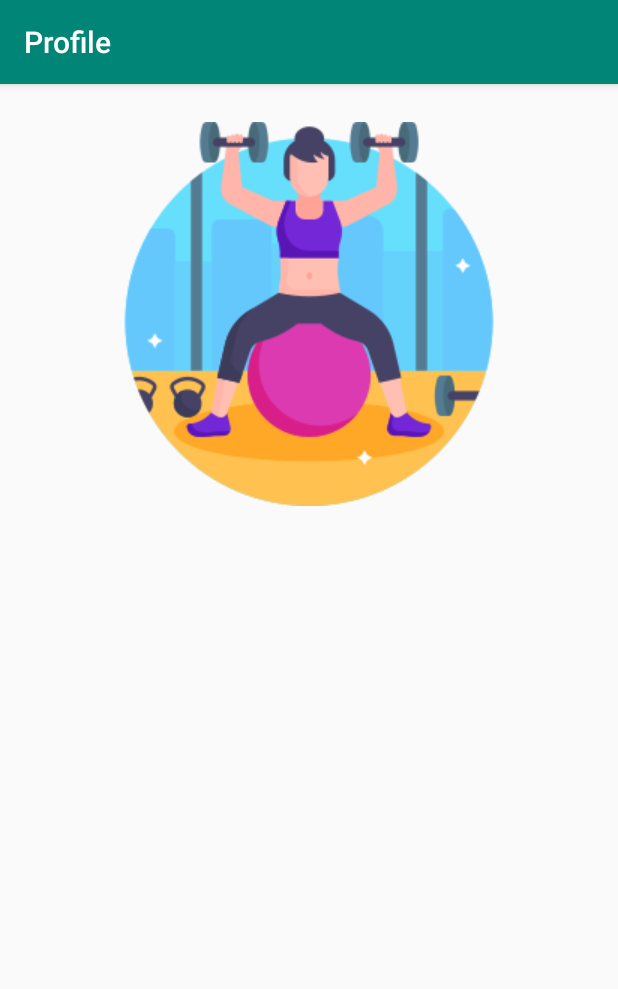
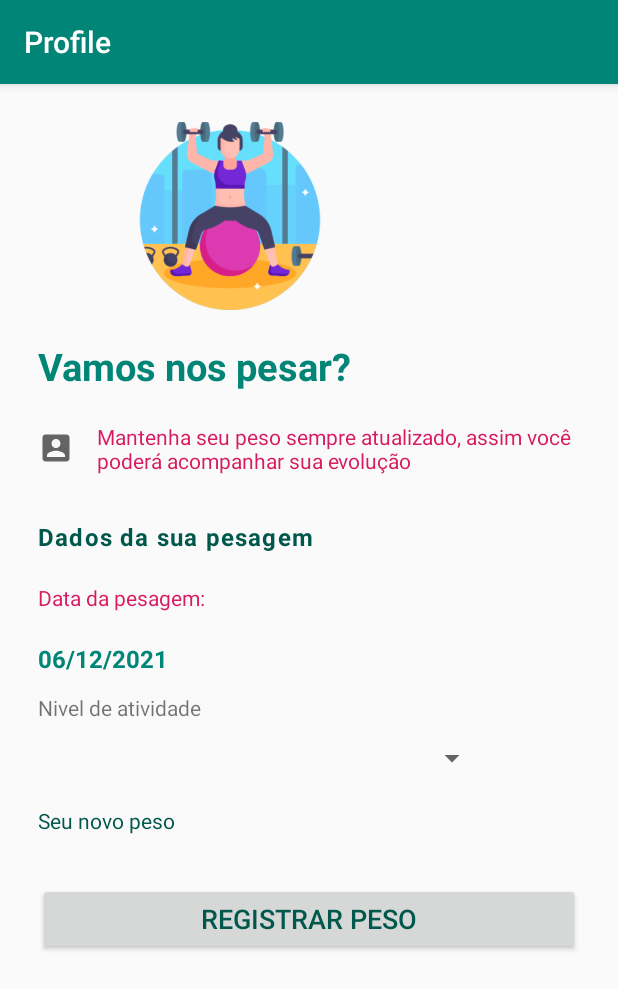
Before and after one commit to cauaMascena/Projeto-IMC-android, an Android app: the PesagemActivity screen opened directly, with no data from a screen before it, on a phone screen of 412 x 824 dp. Shown: the top 989 px of the screen. Run offline under Robolectric (Android 15) with nearby library versions, the phone set to English and light mode, and no system bars; 1 statement that could not run was skipped.

Commit message:
commit 06/12/2021- projeto incompleto e apresentando falhas

```diff
--- a/app/src/main/AndroidManifest.xml
+++ b/app/src/main/AndroidManifest.xml
@@ -9,9 +9,11 @@
         android:roundIcon="@mipmap/ic_launcher_round"
         android:supportsRtl="true"
         android:theme="@style/AppTheme">
-        <activity android:name=".ui.PesagemActivity"></activity>
+        <activity android:name=".ui.HistoricoActivity"></activity>
+        <activity android:name=".ui.TesteActivity" />
+        <activity android:name=".ui.PesagemActivity" />
         <activity android:name=".ui.DashView_Activity" />
-        <activity android:name=".ui.NovoUsuario"></activity>
+        <activity android:name=".ui.NovoUsuario" />
         <activity android:name=".ui.LoginActivity">
             <intent-filter>
                 <action android:name="android.intent.action.MAIN" />
--- /dev/null
+++ b/app/src/main/java/com/example/projetoimc/model/Pesagem.kt
@@ -0,0 +1,5 @@
+package com.example.projetoimc.model
+
+class Pesagem (
+    var dataPesagem: String,
+    var peso: Int)
--- a/app/src/main/java/com/example/projetoimc/model/Usuario.kt
+++ b/app/src/main/java/com/example/projetoimc/model/Usuario.kt
@@ -9,7 +9,9 @@ data class Usuario(
     var senha: String,
     var peso: Int,
     var altura: Float,
+    var pesagem: Pesagem,
     var dataNascimento: LocalDate,
+    var dataPesagem: Pesagem,
     var profissao: String,
     var sexo: Char
 
--- a/app/src/main/java/com/example/projetoimc/ui/PesagemActivity.kt
+++ b/app/src/main/java/com/example/projetoimc/ui/PesagemActivity.kt
@@ -2,11 +2,44 @@ package com.example.projetoimc.ui
 
 import androidx.appcompat.app.AppCompatActivity
 import android.os.Bundle
+import android.widget.*
 import com.example.projetoimc.R
+import com.example.projetoimc.utils.getDataAtualBrasil
+import java.time.LocalDate
 
 class PesagemActivity : AppCompatActivity() {
+
+    lateinit var tvDataPesagem: TextView
+    lateinit var etNovoPeso: EditText
+    lateinit var spinnerNivel: Spinner
+    lateinit var btnRegistrarPeso: Button
+
     override fun onCreate(savedInstanceState: Bundle?) {
         super.onCreate(savedInstanceState)
         setContentView(R.layout.activity_pesagem)
+
+        tvDataPesagem = findViewById(R.id.tv_datapesagem)
+        spinnerNivel = findViewById(R.id.spinner2)
+        etNovoPeso = findViewById(R.id.et_peso)
+        btnRegistrarPeso = findViewById(R.id.btn_registrarpeso)
+
+        tvDataPesagem.text = getDataAtualBrasil()
+
+        btnRegistrarPeso.setOnClickListener {
+            val arquivo = getSharedPreferences("usuario", MODE_PRIVATE)
+
+            val pesagem = arquivo.getString("pesagem","")
+            val dataPesagem = arquivo.getString("data_pesagem","")
+            val nivel = arquivo.getString("nivel","")
+
+            val editor = arquivo.edit()
+            editor.putString("pesagem", "$pesagem;${etNovoPeso.text.toString()}")
+            editor.putString("data_pesagem", "$dataPesagem;${LocalDate.now().toString()}")
+            editor.putString("nivel", "$nivel;${spinnerNivel.selectedItemPosition.toString()}")
+            editor.apply()
+
+            Toast.makeText(this, "Peso registrado com sucesso", Toast.LENGTH_SHORT).show()
+            finish()
+        }
     }
 }
--- a/app/src/main/java/com/example/projetoimc/utils/Datas.kt
+++ b/app/src/main/java/com/example/projetoimc/utils/Datas.kt
@@ -37,3 +37,22 @@ fun calcularIdade(dataNascimento: String): Int {
 
     return idade
 }
+
+fun getDataAtualBrasil(): String {
+
+    val hoje = LocalDate.now()
+
+    val formatter = DateTimeFormatter.ofPattern("dd/MM/yyyy")
+
+    val dataBrasil = hoje.format(formatter)
+
+//    val formatter = DateTimeFormatter.ofPattern("dd/MM/yyyy")
+//
+//    val dt1 = LocalDate.parse("15/03/1990", formatter)
+
+    return dataBrasil
+}
+
+fun converterLocalDateEmDataBrasil() {
+
+}
--- a/app/src/main/res/layout/activity_dash_view_.xml
+++ b/app/src/main/res/layout/activity_dash_view_.xml
@@ -226,6 +226,7 @@
                         android:orientation="vertical">
 
                         <TextView
+                            android:id="@+id/card_pesar_agora"
                             android:layout_width="wrap_content"
                             android:layout_height="wrap_content"
                             android:text="Pesar Agora"
@@ -272,6 +273,7 @@
                         android:orientation="vertical">
 
                         <TextView
+                            android:id="@+id/card_historico"
                             android:layout_width="wrap_content"
                             android:layout_height="wrap_content"
                             android:text="Ver histórico"
--- a/app/src/main/res/layout/activity_pesagem.xml
+++ b/app/src/main/res/layout/activity_pesagem.xml
@@ -1,24 +1,110 @@
 <?xml version="1.0" encoding="utf-8"?>
-<RelativeLayout
+<LinearLayout
     xmlns:android="http://schemas.android.com/apk/res/android"
     xmlns:app="http://schemas.android.com/apk/res-auto"
     xmlns:tools="http://schemas.android.com/tools"
     android:layout_width="match_parent"
     android:layout_height="match_parent"
-    tools:context=".ui.PesagemActivity">
+    tools:context=".ui.PesagemActivity"
+    android:orientation="vertical"
+    android:padding="25dp">
 
-    <LinearLayout
+    <ImageView
+        android:layout_width="wrap_content"
+        android:layout_height="125dp"
+        android:src="@drawable/imgexercicio"/>
+
+    <TextView
         android:layout_width="match_parent"
         android:layout_height="wrap_content"
-        android:layout_marginTop="25dp"
-        android:layout_marginStart="25dp"
-        android:layout_marginEnd="25dp">
+        android:layout_marginTop="20dp"
+        android:text="Vamos nos pesar?"
+        android:textStyle="bold"
+        android:textColor="@color/colorPrimary"
+        android:textSize="25sp"/>
 
-        <ImageView
-            android:layout_width="match_parent"
-            android:layout_height="match_parent"
-            android:src="@drawable/imgExercicio"
-            />
-    </LinearLayout>
+    <TextView
+        android:layout_width="match_parent"
+        android:layout_height="wrap_content"
+        android:layout_marginTop="20dp"
+        android:text="Mantenha seu peso sempre atualizado, assim você poderá acompanhar sua evolução"
+        android:drawableStart="@drawable/pesssoa"
+        android:drawablePadding="15dp"
+        android:textColor="@color/colorAccent" />
 
-</RelativeLayout>
+    <TextView
+        android:layout_width="match_parent"
+        android:layout_height="wrap_content"
+        android:text="Dados da sua pesagem"
+        android:textStyle="bold"
+        android:textColor="@color/colorPrimaryDark"
+        android:letterSpacing="0.05"
+        android:textSize="16sp"
+        android:layout_marginTop="30dp"/>
+
+    <TextView
+        android:layout_width="match_parent"
+        android:layout_height="wrap_content"
+        android:text="Data da pesagem:"
+        android:textColor="@color/colorAccent"
+        android:layout_marginTop="20dp"
+        />
+
+    <TextView
+        android:id="@+id/tv_datapesagem"
+        android:layout_width="match_parent"
+        android:layout_height="wrap_content"
+        android:textStyle="bold"
+        android:textColor="@color/colorPrimary"
+        android:textSize="16sp"
+        android:text=""
+        android:layout_marginTop="20dp"/>
+
+    <TextView
+        android:id="@+id/textView8"
+        android:layout_width="wrap_content"
+        android:layout_height="wrap_content"
+        android:layout_marginTop="12dp"
+        android:text="Nivel de atividade"
+        app:layout_constraintStart_toStartOf="@+id/tv_datapesagem"
+        app:layout_constraintTop_toBottomOf="@+id/tv_datapesagem" />
+
+    <Spinner
+        android:id="@+id/spinner2"
+        android:layout_width="300dp"
+        android:layout_height="wrap_content"
+        android:layout_marginTop="12dp"
+        android:layout_marginEnd="92dp"
+        android:entries="@array/niveis"
+        app:layout_constraintEnd_toEndOf="parent"
+        app:layout_constraintHorizontal_bias="0.0"
+        app:layout_constraintStart_toStartOf="@+id/textView8"
+        app:layout_constraintTop_toBottomOf="@+id/textView8" />
+
+    <TextView
+        android:layout_width="match_parent"
+        android:layout_height="wrap_content"
+        android:text="Seu novo peso"
+        android:textColor="@color/colorPrimaryDark"
+        android:layout_marginTop="20dp"/>
+
+    <TextView
+        android:id="@+id/et_peso"
+        android:layout_width="match_parent"
+        android:layout_height="wrap_content"
+        android:text=""
+        android:textColor="@color/corDasOndas"
+        android:textStyle="bold"
+        android:textSize="16sp"
+        android:layout_marginTop="10dp"/>
+
+    <Button
+        android:id="@+id/btn_registrarpeso"
+        android:layout_width="match_parent"
+        android:layout_height="wrap_content"
+        android:text="Registrar peso"
+        android:textColor="@color/colorPrimaryDark"
+        android:textSize="18dp" />
+
+
+</LinearLayout>
--- a/build.gradle
+++ b/build.gradle
@@ -8,7 +8,7 @@ buildscript {
 
     }
     dependencies {
-        classpath 'com.android.tools.build:gradle:3.5.3'
+        classpath 'com.android.tools.build:gradle:4.1.3'
         classpath "org.jetbrains.kotlin:kotlin-gradle-plugin:$kotlin_version"
         // NOTE: Do not place your application dependencies here; they belong
         // in the individual module build.gradle files
```
Also changed, not shown: app/src/main/java/com/example/projetoimc/repository/PesagemRepository.kt (added, +36 -0 lines), app/src/main/java/com/example/projetoimc/ui/DashView_Activity.kt (+21 -0 lines), app/src/main/java/com/example/projetoimc/ui/HistoricoActivity.kt (added, +14 -0 lines), app/src/main/res/drawable/imc_pesagem_background.xml (added, +13 -0 lines), app/src/main/res/layout/activity_historico.xml (added, +27 -0 lines), app/src/main/res/layout/lista_pesagem_layout.xml (added, +58 -0 lines), app/src/main/res/drawable/imgexercicio.png (renamed from app/src/main/res/drawable/imgExercicio.png), gradle/wrapper/gradle-wrapper.properties.
